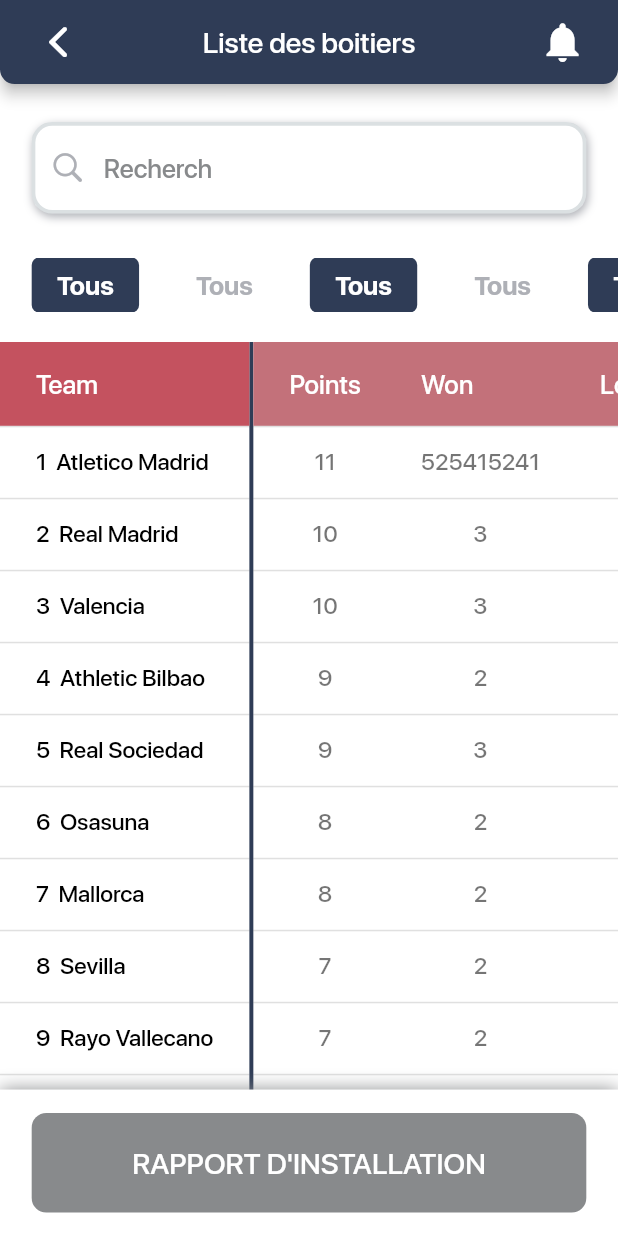
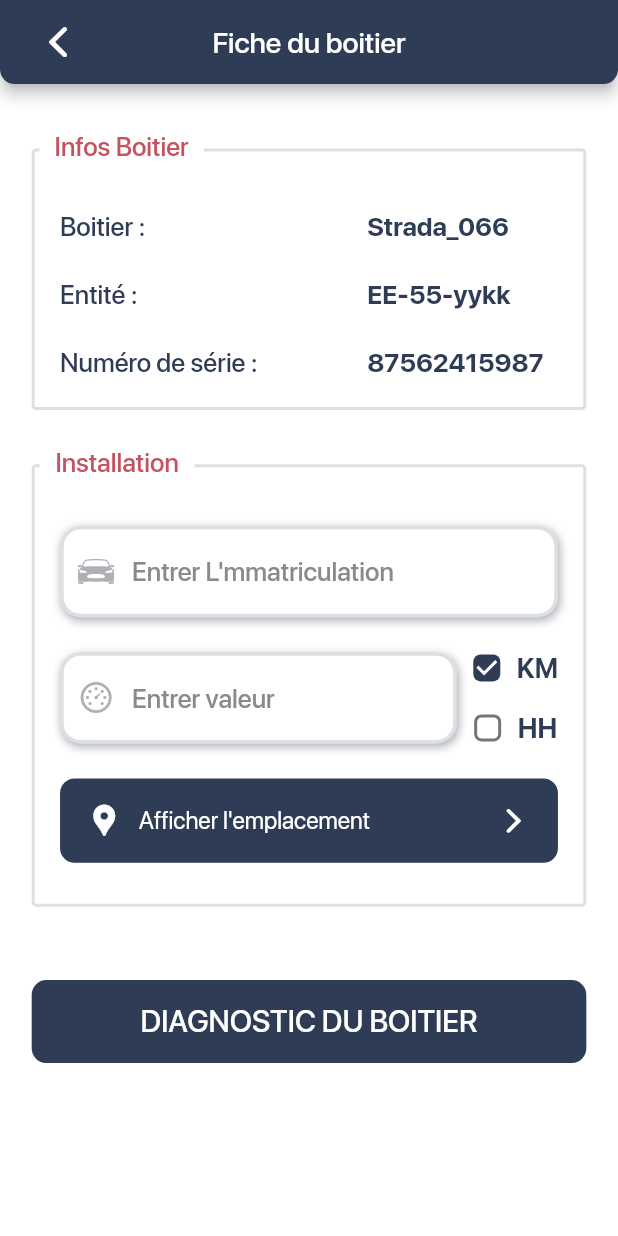
Before and after one commit to SidiahmedHABIB/installateur-mobile-app, a Flutter app: the screen it shows after launch, on a phone screen of 412 x 824 dp. Run offline on Flutter 3.47's test engine with Material 2 defaults, Android fonts, the phone set to English and light mode, and no system bars; our stand-ins replace animated_text_kit, expandable_text, get; project files that could hold a hidden picture were left out.

Commit message:
finish screen of box details

```diff
--- a/lib/main.dart
+++ b/lib/main.dart
@@ -6,6 +6,7 @@
 import 'package:installateur/presentation/splash/splash_view.dart';
 import 'package:installateur/test.dart';
 
+import 'presentation/box_details/box_details_view.dart';
 import 'presentation/box_table/box_table_view.dart';
 
 void main() {
@@ -23,6 +24,6 @@
           primarySwatch: Colors.blue,
         ),
         debugShowCheckedModeBanner: false,
-        home: BoxTableView());
+        home: BoxDetailsView());
   }
 }
--- /dev/null
+++ b/lib/presentation/box_details/box_details_view.dart
@@ -0,0 +1,317 @@
+import 'package:flutter/cupertino.dart';
+import 'package:flutter/material.dart';
+import 'package:flutter/src/widgets/framework.dart';
+import 'package:flutter/src/widgets/placeholder.dart';
+import 'package:installateur/presentation/widgets_manager/big_text_widget.dart';
+import 'package:installateur/presentation/widgets_manager/button_widget.dart';
+import 'package:installateur/presentation/widgets_manager/small_text_widget.dart';
+import 'package:installateur/presentation/widgets_manager/text_field_widget.dart';
+
+import '../resources/colors_manager.dart';
+import '../resources/fonst_manager.dart';
+import '../resources/values_manager.dart';
+import '../widgets_manager/expandable_text_widget.dart';
+import '../widgets_manager/icon_widget.dart';
+import '../widgets_manager/medium_text_widget.dart';
+
+class BoxDetailsView extends StatelessWidget {
+  const BoxDetailsView({super.key});
+
+  @override
+  Widget build(BuildContext context) {
+    var matriculController = TextEditingController();
+    var valeurController = TextEditingController();
+    return Scaffold(
+      backgroundColor: ColorManager.white,
+      // header
+      appBar: AppBar(
+        leading: Builder(
+          builder: (BuildContext context) {
+            return Padding(
+              padding: EdgeInsets.only(left: AppPadding.wp20),
+              child: IconButton(
+                icon: const Icon(
+                  CupertinoIcons.back,
+                ),
+                onPressed: () {
+                  // Scaffold.of(context).openDrawer();
+                },
+                // tooltip: MaterialLocalizations.of(context).openAppDrawerTooltip,
+              ),
+            );
+          },
+        ),
+        iconTheme: IconThemeData(
+          color: ColorManager.white,
+          size: AppSize.hs25 * 1.3,
+        ),
+        //header style
+        backgroundColor: ColorManager.mainColor,
+        shape: RoundedRectangleBorder(
+          borderRadius: BorderRadius.vertical(
+            bottom: Radius.circular(AppSize.hs10),
+          ),
+        ),
+        centerTitle: true,
+        title: MediumTextWidget(
+          text: "Fiche du boitier",
+          color: ColorManager.white,
+          size: FontSize.fs20,
+        ),
+      ),
+
+      //boby
+      body: SingleChildScrollView(
+        child: Container(
+          padding: EdgeInsets.symmetric(horizontal: AppPadding.wp20),
+          child: Column(
+            children: [
+              SizedBox(height: AppSize.hs16 * 2),
+              //infos box
+              Stack(
+                alignment: Alignment.topLeft,
+                children: [
+                  Container(
+                    padding: EdgeInsets.only(top: AppPadding.hp12),
+                    child: Container(
+                      padding: EdgeInsets.only(
+                        top: AppPadding.hp20 * 2,
+                        bottom: AppPadding.hp20,
+                        left: AppPadding.wp16,
+                        right: AppPadding.wp25,
+                      ),
+                      width: double.maxFinite,
+                      decoration: BoxDecoration(
+                        border: Border.all(
+                          color: ColorManager.whiteGrey,
+                          width: 2,
+                        ),
+                        borderRadius: BorderRadius.circular(3),
+                      ),
+                      child: Column(
+                        crossAxisAlignment: CrossAxisAlignment.start,
+                        mainAxisAlignment: MainAxisAlignment.spaceAround,
+                        children: [
+                          //  box name
+                          Row(
+                            mainAxisAlignment: MainAxisAlignment.spaceBetween,
+                            children: [
+                              Column(
+                                crossAxisAlignment: CrossAxisAlignment.start,
+                                children: [
+                                  MediumTextWidget(
+                                    text: "Boitier :",
+                                    color: ColorManager.mainColor,
+                                    size: FontSize.fs18,
+                                  ),
+                                  SizedBox(
+                                    height: AppSize.hs25,
+                                  ),
+                                  MediumTextWidget(
+                                    text: "Entité :",
+                                    color: ColorManager.mainColor,
+                                    size: FontSize.fs18,
+                                  ),
+                                  SizedBox(
+                                    height: AppSize.hs25,
+                                  ),
+                                  MediumTextWidget(
+                                    text: "Numéro de série :",
+                                    color: ColorManager.mainColor,
+                                    size: FontSize.fs18,
+                                  ),
+                                ],
+                              ),
+                              //values
+                              Column(
+                                crossAxisAlignment: CrossAxisAlignment.start,
+                                children: [
+                                  BigTextWidget(
+                                    text: "Strada_066",
+                                    color: ColorManager.mainColor,
+                                    size: FontSize.fs18,
+                                  ),
+                                  SizedBox(
+                                    height: AppSize.hs25,
+                                  ),
+                                  BigTextWidget(
+                                    text: "EE-55-yykk",
+                                    color: ColorManager.mainColor,
+                                    size: FontSize.fs18,
+                                  ),
+                                  SizedBox(
+                                    height: AppSize.hs25,
+                                  ),
+                                  BigTextWidget(
+                                    text: "87562415987",
+                                    color: ColorManager.mainColor,
+                                    size: FontSize.fs18,
+                                  ),
+                                ],
+                              ),
+                            ],
+                          ),
+                        ],
+                      ),
+                    ),
+                  ),
+                  Container(
+                    margin: EdgeInsets.only(left: AppMargin.wm5),
+                    padding: const EdgeInsets.symmetric(horizontal: 10),
+                    color: Colors.white,
+                    child: MediumTextWidget(
+                      text: "Infos Boitier",
+                      color: ColorManager.redColor,
+                      size: FontSize.fs18,
+                    ),
+                  )
+                ],
+              ),
+
+              SizedBox(height: AppSize.hs25),
+              // installation
+              Stack(
+                alignment: Alignment.topLeft,
+                children: [
+                  Container(
+                    padding: EdgeInsets.only(top: AppPadding.hp12),
+                    child: Container(
+                        padding: EdgeInsets.only(
+                          top: AppPadding.hp20 * 2,
+                          bottom: AppPadding.hp14 * 2,
+                          left: AppPadding.wp16,
+                          right: AppPadding.wp16,
+                        ),
+                        width: double.maxFinite,
+                        decoration: BoxDecoration(
+                          border: Border.all(
+                            color: ColorManager.whiteGrey,
+                            width: 2,
+                          ),
+                          borderRadius: BorderRadius.circular(3),
+                        ),
+                        child: Column(
+                          children: [
+                            //matricule
+                            TextFieldWidget(
+                              textController: matriculController,
+                              hintText: "Entrer L'mmatriculation",
+                              icon: CupertinoIcons.car_detailed,
+                            ),
+                            SizedBox(height: AppSize.hs14),
+                            //valuer
+                            Row(
+                              children: [
+                                Expanded(
+                                  child: TextFieldWidget(
+                                    textController: valeurController,
+                                    hintText: "Entrer valeur",
+                                    icon: CupertinoIcons.speedometer,
+                                  ),
+                                ),
+                                Column(
+                                  mainAxisAlignment: MainAxisAlignment.center,
+                                  children: [
+                                    Row(
+                                      children: [
+                                        Checkbox(
+                                          materialTapTargetSize:
+                                              MaterialTapTargetSize.shrinkWrap,
+                                          shape: RoundedRectangleBorder(
+                                            borderRadius: BorderRadius.circular(
+                                                AppSize.hs5),
+                                          ),
+                                          activeColor: ColorManager.mainColor,
+                                          checkColor: ColorManager.white,
+                                          value: true,
+                                          onChanged: (value) => {},
+                                        ),
+                                        BigTextWidget(
+                                          text: "KM",
+                                          color: ColorManager.mainColor,
+                                        )
+                                      ],
+                                    ),
+                                    Row(
+                                      children: [
+                                        Checkbox(
+                                          materialTapTargetSize:
+                                              MaterialTapTargetSize.shrinkWrap,
+                                          shape: RoundedRectangleBorder(
+                                            borderRadius: BorderRadius.circular(
+                                                AppSize.hs5),
+                                          ),
+                                          activeColor: ColorManager.mainColor,
+                                          checkColor: ColorManager.white,
+                                          value: false,
+                                          onChanged: (value) => {},
+                                        ),
+                                        BigTextWidget(
+                                          text: "HH",
+                                          color: ColorManager.mainColor,
+                                        )
+                                      ],
+                                    )
+                                  ],
+                                )
+                              ],
+                            ),
+                            SizedBox(height: AppSize.hs14),
+                            //placement of box
+                            Container(
+                              padding: EdgeInsets.symmetric(
+                                  vertical: AppPadding.hp16,
+                                  horizontal: AppSize.ws16),
+                              decoration: BoxDecoration(
+                                color: ColorManager.mainColor,
+                                borderRadius:
+                                    BorderRadius.circular(AppSize.hs10),
+                              ),
+                              child: Row(
+                                mainAxisAlignment:
+                                    MainAxisAlignment.spaceBetween,
+                                children: [
+                                  Row(
+                                    children: [
+                                      IconWidget(
+                                        icon: Icons.location_pin,
+                                        iconColor: ColorManager.white,
+                                      ),
+                                      SizedBox(width: AppSize.ws10),
+                                      MediumTextWidget(
+                                        text: "Afficher l'emplacement",
+                                        color: ColorManager.white,
+                                        fontWeight: FontWeightManager.regular,
+                                      ),
+                                    ],
+                                  ),
+                                  IconWidget(icon: CupertinoIcons.forward)
+                                ],
+                              ),
+                            )
+                          ],
+                        )),
+                  ),
+                  Container(
+                    margin: EdgeInsets.only(left: AppMargin.wm5),
+                    padding: EdgeInsets.symmetric(horizontal: AppPadding.wp10),
+                    color: Colors.white,
+                    child: MediumTextWidget(
+                      text: "Installation",
+                      color: ColorManager.redColor,
+                      size: FontSize.fs18,
+                    ),
+                  )
+                ],
+              ),
+              SizedBox(height: AppSize.hs25 * 2),
+              //button
+              ButtonWidget(text: "DIAGNOSTIC DU BOITIER", hdn: false),
+              SizedBox(height: AppSize.hs25),
+            ],
+          ),
+        ),
+      ),
+    );
+  }
+}
--- /dev/null
+++ b/lib/presentation/box_emplacement/box_emplacement_view.dart
@@ -0,0 +1,11 @@
+import 'package:flutter/src/widgets/framework.dart';
+import 'package:flutter/src/widgets/placeholder.dart';
+
+class BoxEmplacementView extends StatelessWidget {
+  const BoxEmplacementView({super.key});
+
+  @override
+  Widget build(BuildContext context) {
+    return const Placeholder();
+  }
+}
--- a/lib/presentation/intervention_details.dart/inter_details_view.dart
+++ b/lib/presentation/intervention_details.dart/inter_details_view.dart
@@ -77,7 +77,7 @@
             ),
             //header
             Positioned(
-                top: AppPadding.hp25 * 2.5,
+                top: AppPadding.hp25 * 1.8,
                 left: AppPadding.wp20,
                 right: AppPadding.wp20,
                 child: Row(
--- a/lib/test.dart
+++ b/lib/test.dart
@@ -1,6 +1,10 @@
 import 'package:flutter/material.dart';
+import 'package:get/get.dart';
 import 'package:installateur/presentation/resources/colors_manager.dart';
+import 'package:installateur/presentation/resources/fonst_manager.dart';
 import 'package:installateur/presentation/resources/values_manager.dart';
+import 'package:installateur/presentation/widgets_manager/button_widget.dart';
+import 'package:installateur/presentation/widgets_manager/medium_text_widget.dart';
 
 class Test extends StatelessWidget {
   const Test({super.key});
@@ -8,21 +12,89 @@
   @override
   Widget build(BuildContext context) {
     return Scaffold(
-      backgroundColor: ColorManager.white,
-      body: SafeArea(
-        child: SingleChildScrollView(
-          child: Row(
+        backgroundColor: ColorManager.white,
+        body: Container(
+          padding: EdgeInsets.all(20),
+          child: Column(
+            mainAxisAlignment: MainAxisAlignment.center,
             children: [
-              // FixedColumnWidget(),
-              // ScrollableColumnWidget(),
+              GestureDetector(
+                onTap: () => dialog(),
+                child: ButtonWidget(text: "dialog", hdn: false),
+              ),
             ],
           ),
-        ),
-      ),
-    );
+        ));
   }
 }
 
+Widget cont() {
+  return AlertDialog(
+    actions: [
+      Container(
+        width: 200,
+        height: 150,
+        color: Colors.yellow,
+        child: Text("data"),
+      ),
+    ],
+  );
+}
+
+Future dialog() {
+  return Get.defaultDialog(
+    radius: AppSize.hs10,
+    title: "Confirmation",
+    titleStyle: TextStyle(
+      fontFamily: FontConstants.fontFamily,
+      fontSize: FontSize.fs24,
+      fontWeight: FontWeightManager.bold,
+      color: ColorManager.mainColor,
+    ),
+    middleText: "Voulez vous désinstaller ce boitier",
+    middleTextStyle: TextStyle(
+      fontFamily: FontConstants.fontFamily,
+      fontSize: FontSize.fs18,
+      fontWeight: FontWeightManager.regular,
+      color: ColorManager.mainColor,
+    ),
+    backgroundColor: ColorManager.white,
+    confirm: Container(
+      margin: EdgeInsets.only(top: AppPadding.hp18),
+      padding: EdgeInsets.symmetric(
+          vertical: AppPadding.hp10, horizontal: AppPadding.wp18 * 2),
+      decoration: BoxDecoration(
+          color: ColorManager.mainColor,
+          borderRadius: BorderRadius.circular(AppSize.hs5)),
+      child: MediumTextWidget(
+        text: "OUI",
+        color: ColorManager.white,
+      ),
+    ),
+    // MaterialButton(
+    //   color: ColorManager.mainColor,
+    //   onPressed: () => {},
+    // child: MediumTextWidget(
+    //   text: "OUI",
+    //   color: ColorManager.white,
+    // ),
+    // ),
+    cancel: Container(
+      margin: EdgeInsets.only(top: AppPadding.hp18),
+      padding: EdgeInsets.symmetric(
+          vertical: AppPadding.hp10, horizontal: AppPadding.wp18 * 2),
+      decoration: BoxDecoration(
+          color: ColorManager.mainColor,
+          borderRadius: BorderRadius.circular(AppSize.hs5)),
+      child: MediumTextWidget(
+        text: "NON",
+        color: ColorManager.white,
+      ),
+    ),
+  );
+}
+
+// box table model
 class Team {
   Team({
     required this.position,
```
Also changed, not shown: assets/images/truck_side_view.png (added), assets/images/truck_top_view.png (added).
